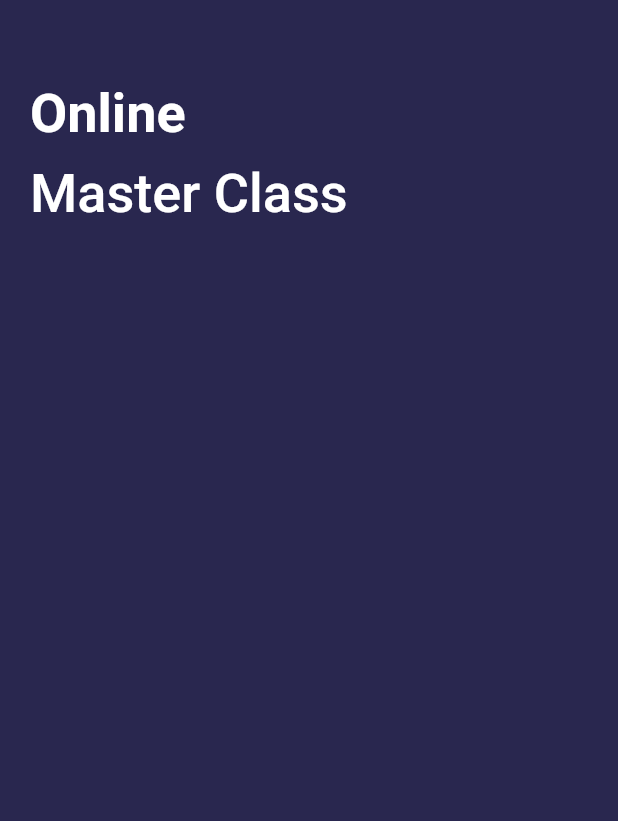
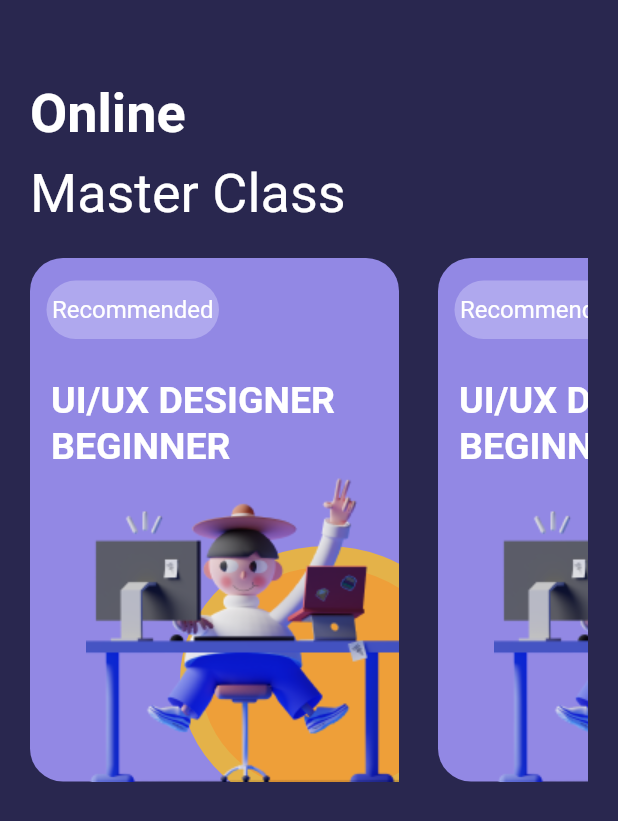
Before and after one commit to MOHAMMEDFLITI/ui_screen, a Flutter app: the screen it shows after launch, on a phone screen of 412 x 824 dp. Shown: the top 821 px of the screen. Run offline on Flutter 3.47's test engine with Material 2 defaults, Android fonts, the phone set to English and light mode, and no system bars; our stand-ins replace flutter_svg, google_fonts.

Commit message:
card commit

```diff
--- /dev/null
+++ b/lib/components/components.dart
@@ -0,0 +1,100 @@
+import 'package:flutter/material.dart';
+import 'package:google_fonts/google_fonts.dart';
+import 'package:flutter_svg/flutter_svg.dart';
+
+horizonteList({
+  required String firstCourseImage,
+  String? secondCourseImage,
+  required String courseHeadLine,
+  required String firstCourseTitle,
+  String? secondCourseTitle,
+  required int startColor,
+  required int endColor,
+}) {
+  return Padding(
+    padding: const EdgeInsets.only(
+      right: 26,
+    ),
+    child: Container(
+      height: 349,
+      width: 246,
+      decoration: BoxDecoration(
+        borderRadius: BorderRadius.circular(22),
+        gradient: LinearGradient(
+          begin: Alignment.topLeft,
+          end: const Alignment(1, 0),
+          colors: [
+            Color(startColor),
+            Color(startColor),
+          ],
+        ),
+      ),
+      child: Stack(
+        children: [
+          Positioned(
+            top: 15,
+            left: 11,
+            child: Container(
+              height: 39,
+              width: 115,
+              decoration: BoxDecoration(
+                color: const Color(0xFFAFA8EE),
+                borderRadius: BorderRadius.circular(36),
+              ),
+              child: Center(
+                child: Text(
+                  courseHeadLine,
+                  style: GoogleFonts.roboto(
+                    color: Colors.white,
+                    fontSize: 16,
+                    fontWeight: FontWeight.w400,
+                  ),
+                ),
+              ),
+
+            ),
+          ),
+          Positioned(
+            top: 26+15+39,
+            left: 14,
+            child: Text(
+              firstCourseTitle,
+              style: GoogleFonts.roboto(
+                color:Colors.white,
+                fontWeight: FontWeight.bold,
+                fontSize: 25,
+              ),
+            ),
+          ),
+          Positioned(
+            top: 31+80,
+            left: 14,
+            child: Text(
+              secondCourseTitle!,
+              style: GoogleFonts.roboto(
+                color:Colors.white,
+                fontWeight: FontWeight.bold,
+                fontSize: 25,
+              ),
+            ),
+          ),
+          Positioned(
+            top:192,
+            left:100,
+            child:SvgPicture.asset(
+              secondCourseImage!,
+            ),
+          ),
+          Positioned(
+            top:70,
+            left:37,
+            child:Image.asset(
+                firstCourseImage,
+            ),
+          ),
+
+        ],
+      ),
+    ),
+  );
+}
--- a/lib/screens/home/home_screen.dart
+++ b/lib/screens/home/home_screen.dart
@@ -1,3 +1,4 @@
+import 'package:figma_to_flutter/components/components.dart';
 import 'package:flutter/material.dart';
 import 'package:google_fonts/google_fonts.dart';
 
@@ -8,7 +9,7 @@ class HomeScreen extends StatelessWidget {
     return Scaffold(
       //backgroundColor: Theme.of(context).backgroundColor,
       body: SafeArea(
-          child:ListView(
+        child: ListView(
           physics: const BouncingScrollPhysics(),
           padding: const EdgeInsets.only(
             left: 20,
@@ -18,7 +19,7 @@ class HomeScreen extends StatelessWidget {
           [
             Padding(
               padding: const EdgeInsets.only(
-                  top:55,
+                top: 55,
               ),
               child: Column(
                 mainAxisAlignment: MainAxisAlignment.start,
@@ -27,7 +28,7 @@ class HomeScreen extends StatelessWidget {
                 [
                   Text(
                     'Online',
-                      style:GoogleFonts.roboto(
+                    style: GoogleFonts.roboto(
                       fontSize: 36,
                       fontWeight: FontWeight.bold,
                       color: Colors.white,
@@ -38,9 +39,9 @@ class HomeScreen extends StatelessWidget {
                   ),
                   Text(
                     'Master Class',
-                      style:GoogleFonts.roboto(
+                    style: GoogleFonts.roboto(
                       fontSize: 36,
-                        fontWeight: FontWeight.w500,
+                      fontWeight: FontWeight.w400,
                       color: Colors.white,
                     ),
                   ),
@@ -50,6 +51,24 @@ class HomeScreen extends StatelessWidget {
             const SizedBox(
               height: 22,
             ),
+            SizedBox(
+              height: 349,
+              child: ListView.builder(
+                physics: const BouncingScrollPhysics(),
+                scrollDirection: Axis.horizontal,
+                itemBuilder: (context, index) =>horizonteList(
+                  startColor: 0xFF9288E4,
+                  endColor: 0xFF534EA7,
+                  firstCourseTitle: 'UI/UX DESIGNER',
+                  secondCourseTitle: 'BEGINNER',
+                  courseHeadLine: 'Recommended',
+                  firstCourseImage: 'assets/images/1.png',
+                  secondCourseImage: 'assets/images/2.svg',
+                ),
+                itemCount: 3,
+
+              ),
+            ),
           ],
         ),
       ),
--- a/pubspec.yaml
+++ b/pubspec.yaml
@@ -61,9 +61,9 @@ flutter:
   uses-material-design: true
 
   # To add assets to your application, add an assets section, like this:
-  # assets:
-  #   - images/a_dot_burr.jpeg
-  #   - images/a_dot_ham.jpeg
+  assets:
+     - assets/images/
+
 
   # An image asset can refer to one or more resolution-specific "variants", see
   # https://flutter.dev/assets-and-images/#resolution-aware
```
Also changed, not shown: assets/images/1.png (added), assets/images/2.svg (added). Lines whose indentation alone changed are shown as unchanged.
